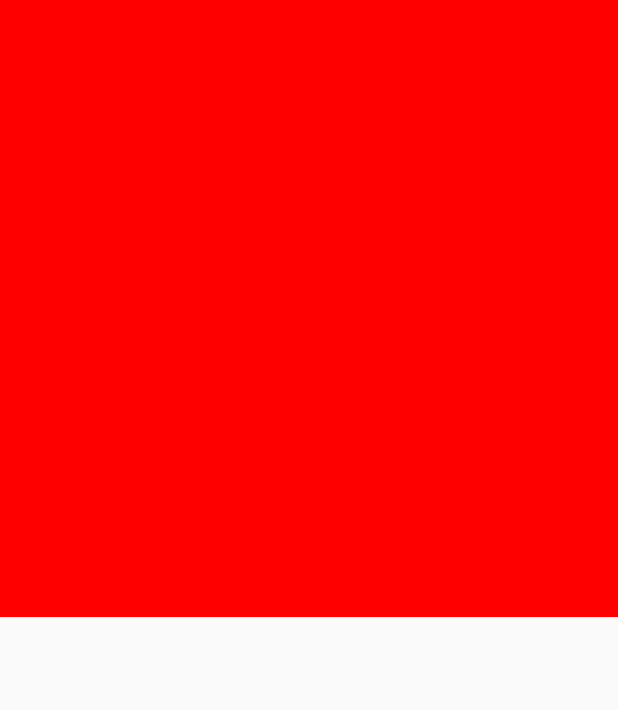
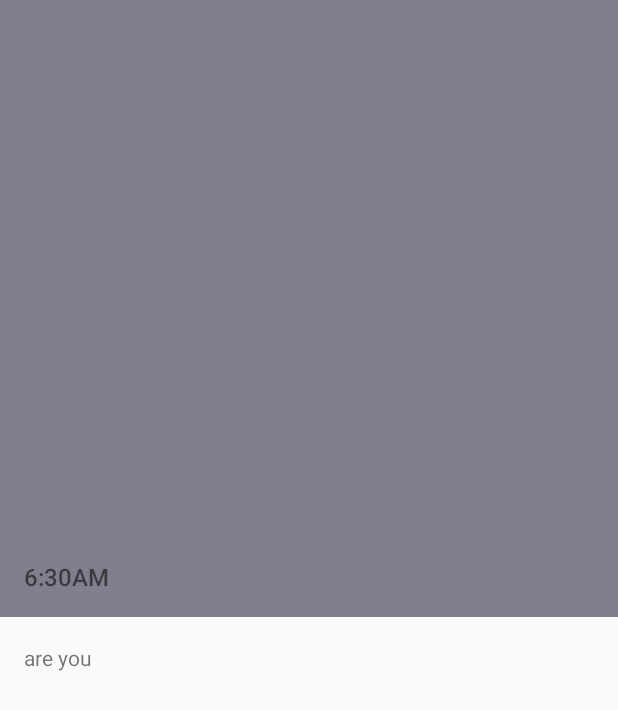
Before and after one commit to GopiNeelam1925/Scribble, an Android app: the screen it shows after launch (DetailActivity), after a tap on "are you", on a phone screen of 412 x 824 dp. Shown: the top 710 px of the screen. Run offline under Robolectric (Android 15) with nearby library versions, the phone set to English and light mode, and no system bars.

Commit message:
Added details to detail activity

```diff
--- a/app/src/main/java/com/suriyal/shailendra/recyclerviewdemo/view/DetailActivity.java
+++ b/app/src/main/java/com/suriyal/shailendra/recyclerviewdemo/view/DetailActivity.java
@@ -1,7 +1,10 @@
 package com.suriyal.shailendra.recyclerviewdemo.view;
 
+import android.content.Intent;
 import android.support.v7.app.AppCompatActivity;
 import android.os.Bundle;
+import android.view.View;
+import android.widget.TextView;
 
 import com.suriyal.shailendra.recyclerviewdemo.R;
 
@@ -11,9 +14,38 @@ import com.suriyal.shailendra.recyclerviewdemo.R;
 
 public class DetailActivity extends AppCompatActivity {
 
+    private static final String EXTRA_DATE_AND_TIME = "EXTRA_DATE_AND_TIME";
+    private static final String EXTRA_MESSAGE = "EXTRA_MESSAGE";
+    private static final String EXTRA_COLOR = "EXTRA_COLOR";
+
+
+    private TextView mDateAndTime;
+    private TextView mMessage;
+    private View mColoredBackground;
+
+
     @Override
     protected void onCreate(Bundle savedInstanceState) {
         super.onCreate(savedInstanceState);
         setContentView(R.layout.activity_detail);
+
+        Intent i = getIntent();
+        String dateAndTime = i.getStringExtra(EXTRA_DATE_AND_TIME);
+        String message = i.getStringExtra(EXTRA_MESSAGE);
+        int colorResource = i.getIntExtra(EXTRA_COLOR,0);
+
+        mDateAndTime = (TextView) findViewById(R.id.lbl_date_and_time_header);
+        mDateAndTime.setText(dateAndTime);
+
+        mMessage = (TextView) findViewById(R.id.lbl_message_body);
+        mMessage.setText(message);
+
+        mColoredBackground = (View) findViewById(R.id.container_colored_background);
+        mColoredBackground.setBackgroundColor(colorResource);
+
+
+
+
+
     }
 }
--- a/app/src/main/res/layout/activity_detail.xml
+++ b/app/src/main/res/layout/activity_detail.xml
@@ -5,14 +5,14 @@
     android:layout_height="match_parent"
     tools:context=".view.DetailActivity">
     <View
-        android:id="@+id/container_colored_bacground"
+        android:id="@+id/container_colored_background"
         android:layout_width="match_parent"
         android:layout_height="match_parent"
         android:layout_above="@+id/div_center"
         android:background="@color/RED"/>
 
     <TextView
-        android:id="@+id/lbl_dat_and_time_header"
+        android:id="@+id/lbl_date_and_time_header"
         android:layout_width="match_parent"
         android:layout_height="wrap_content"
         android:padding="16dp"
```
